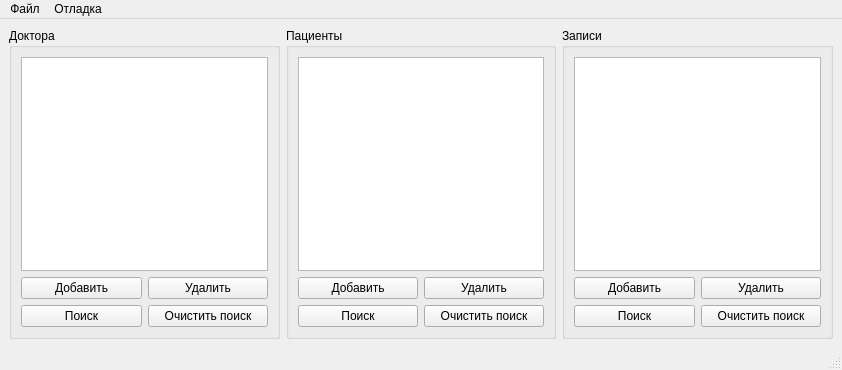
This is mainwindow.ui in skrine525/fefu-fds-coursework as Qt 5 draws it before an edit. The edited form follows.
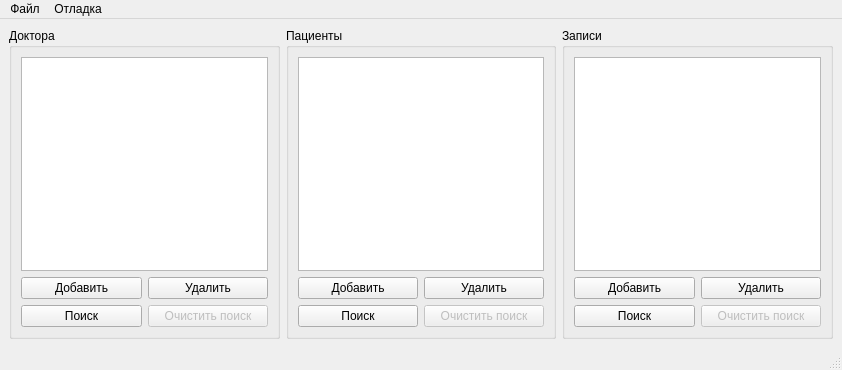
This is the edited form.

What changed in the file:
```diff
--- a/mainwindow.ui
+++ b/mainwindow.ui
@@ -46,6 +46,9 @@
          </item>
          <item row="1" column="1">
           <widget class="QPushButton" name="pushButtonDoctorsClearSearch">
+           <property name="enabled">
+            <bool>false</bool>
+           </property>
            <property name="text">
             <string>Очистить поиск</string>
            </property>
@@ -97,6 +100,9 @@
          </item>
          <item row="1" column="1">
           <widget class="QPushButton" name="pushButtonPatientsClearSearch">
+           <property name="enabled">
+            <bool>false</bool>
+           </property>
            <property name="text">
             <string>Очистить поиск</string>
            </property>
@@ -141,6 +147,9 @@
          </item>
          <item row="1" column="1">
           <widget class="QPushButton" name="pushButtonAppointmentsClearSearch">
+           <property name="enabled">
+            <bool>false</bool>
+           </property>
            <property name="text">
             <string>Очистить поиск</string>
            </property>
```
Left out of the diff: 2 changed lines with no effect on the pictures.
